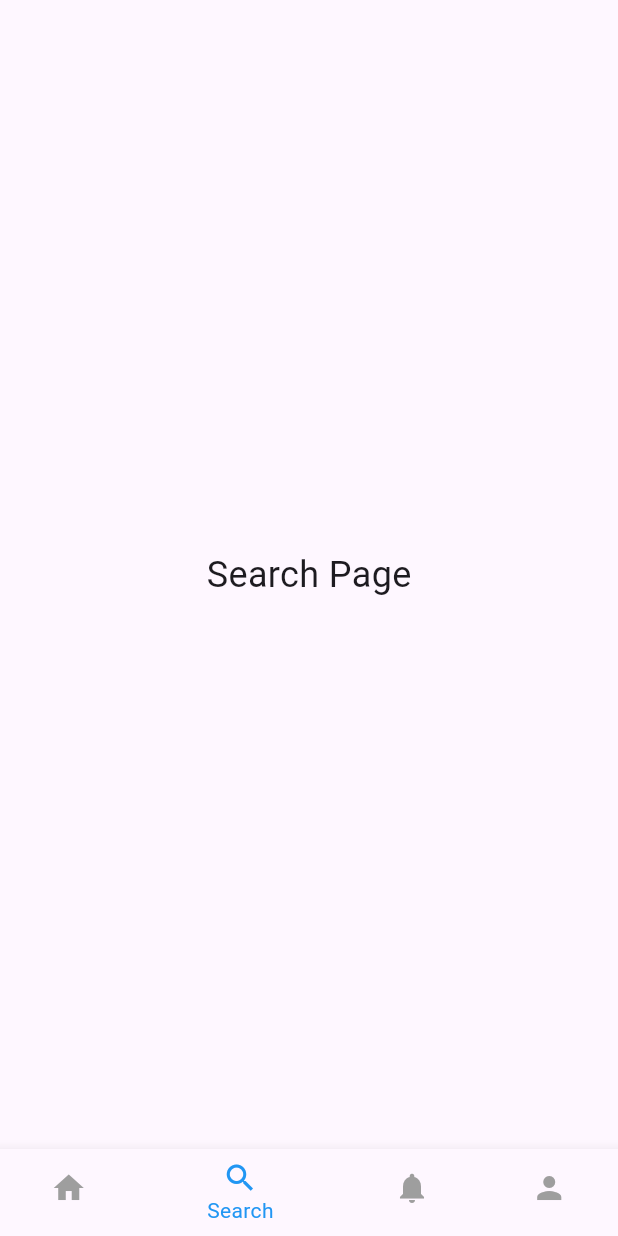
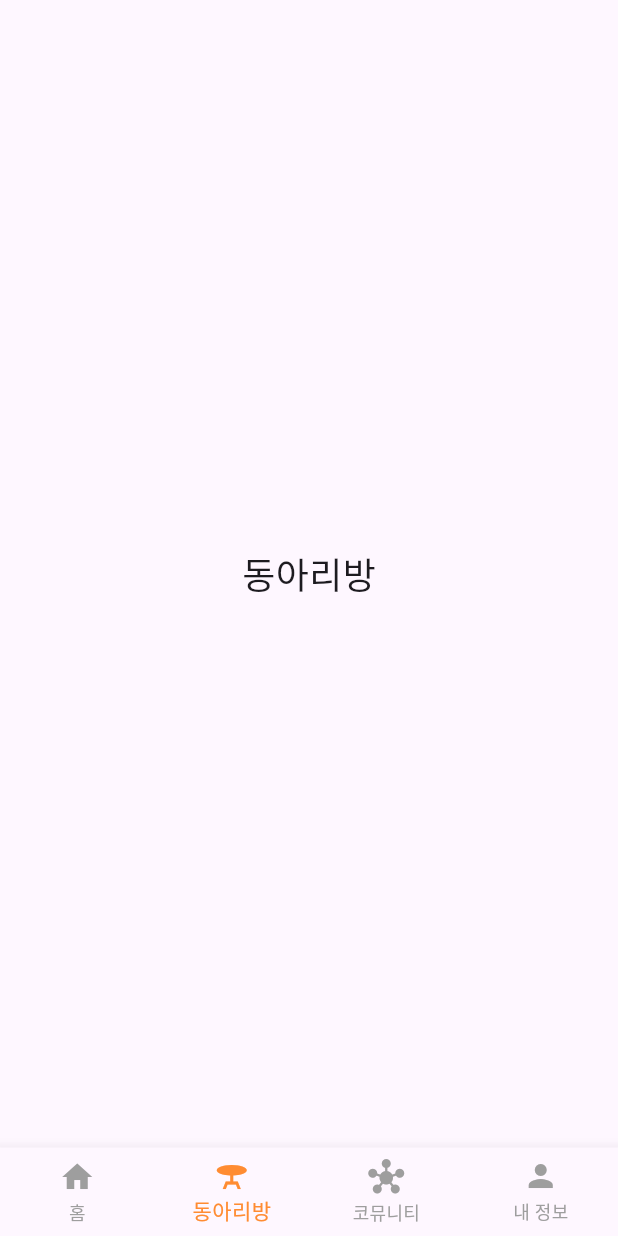
Before and after one commit to AAKKQQJJ/ComaApp_project, a Flutter app: the Homescreen screen opened by its route, item 2 of the bottom bar chosen, on a phone screen of 412 x 824 dp. Run offline on Flutter 3.47's test engine with Material 3 defaults, Android fonts, the phone set to English and light mode, and no system bars; missing offline and left inert: kakao_flutter_sdk_user.

Commit message:
MainScreen Modified and BottomTabBar design modified

```diff
--- a/lib/screen/homescreen.dart
+++ b/lib/screen/homescreen.dart
@@ -1,3 +1,4 @@
+import 'package:comaapp/screen/main_screen.dart';
 import 'package:comaapp/screen/mypage_screen.dart';
 import 'package:flutter/material.dart';
 
@@ -13,9 +14,9 @@ class _HomescreenState extends State<Homescreen> {
 
   // 네 개의 화면을 각각 다른 위젯으로 정의합니다.
   static const List<Widget> _pages = <Widget>[
-    Center(child: Text('Home Page', style: TextStyle(fontSize: 24))),
-    Center(child: Text('Search Page', style: TextStyle(fontSize: 24))),
-    Center(child: Text('Notifications Page', style: TextStyle(fontSize: 24))),
+    MainScreen(),
+    Center(child: Text('동아리방', style: TextStyle(fontSize: 24))),
+    Center(child: Text('코뮤니티', style: TextStyle(fontSize: 24))),
     MypageScreen(),
   ];
 
@@ -34,24 +35,25 @@ class _HomescreenState extends State<Homescreen> {
         items: const <BottomNavigationBarItem>[
           BottomNavigationBarItem(
             icon: Icon(Icons.home),
-            label: 'Home',
+            label: '홈',
           ),
           BottomNavigationBarItem(
-            icon: Icon(Icons.search),
-            label: 'Search',
+            icon: Icon(Icons.table_bar_sharp),
+            label: '동아리방',
           ),
           BottomNavigationBarItem(
-            icon: Icon(Icons.notifications),
-            label: 'Notifications',
+            icon: Icon(Icons.hub_sharp),
+            label: '코뮤니티',
           ),
           BottomNavigationBarItem(
             icon: Icon(Icons.person),
-            label: 'Profile',
+            label: '내 정보',
           ),
         ],
         currentIndex: _selectedIndex,
-        selectedItemColor: Colors.blue,
+        selectedItemColor: Color(0xFFFF8C32),
         unselectedItemColor: Colors.grey,
+        type: BottomNavigationBarType.fixed,
         onTap: _onItemTapped,
       ),
     );
--- a/lib/screen/main_screen.dart
+++ b/lib/screen/main_screen.dart
@@ -12,11 +12,14 @@ class MainScreen extends StatefulWidget {
 
 class _MainScreenState extends State<MainScreen> {
   final viewModel = MainViewModel(KakaoLogin());
+
   @override
   Widget build(BuildContext context) {
     return Scaffold(
         appBar: AppBar(
-          title: Text("메인 화면"),
+          title: Text("홈"),
+          backgroundColor: Color(0xFFFF8C32),  //코마 메인 색상
+          elevation: 0,
         ),
         body: Center(
           child: Column(
```
